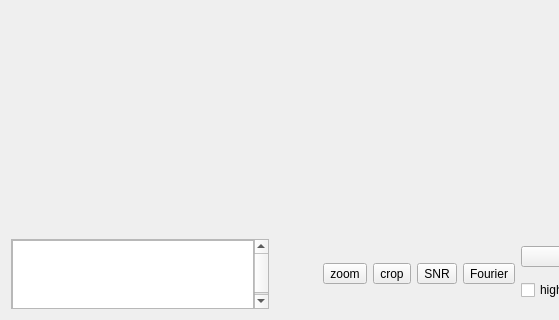
Above: src/form/plot/formplot.ui from MRsoymilk/MySerial before the change; both pictures show x 0 to 559 and y 210 to 530 of the 859 by 530 pixel window. Below: the same form after it.
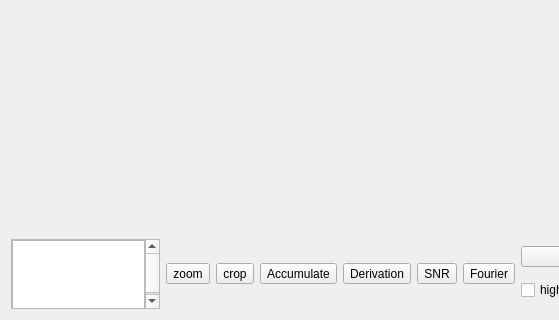
That is the form after the change. Icons and pictures are not drawn.

Commit message: add algorithm LLC; add Derivation; add SignalNoiseRation; add Accumulate inlcude eigen

```diff
--- a/src/form/plot/formplot.ui
+++ b/src/form/plot/formplot.ui
@@ -142,7 +142,7 @@
          <rect>
           <x>0</x>
           <y>0</y>
-          <width>226</width>
+          <width>83</width>
           <height>70</height>
          </rect>
         </property>
@@ -203,6 +203,20 @@
        </property>
       </widget>
      </item>
+     <item>
+      <widget class="QToolButton" name="tBtnAccumulate">
+       <property name="text">
+        <string>Accumulate</string>
+       </property>
+      </widget>
+     </item>
+     <item>
+      <widget class="QToolButton" name="tBtnDerivation">
+       <property name="text">
+        <string>Derivation</string>
+       </property>
+      </widget>
+     </item>
      <item>
       <widget class="QToolButton" name="tBtnSNR">
        <property name="text">
```
The commit also changes 1931 other files.
